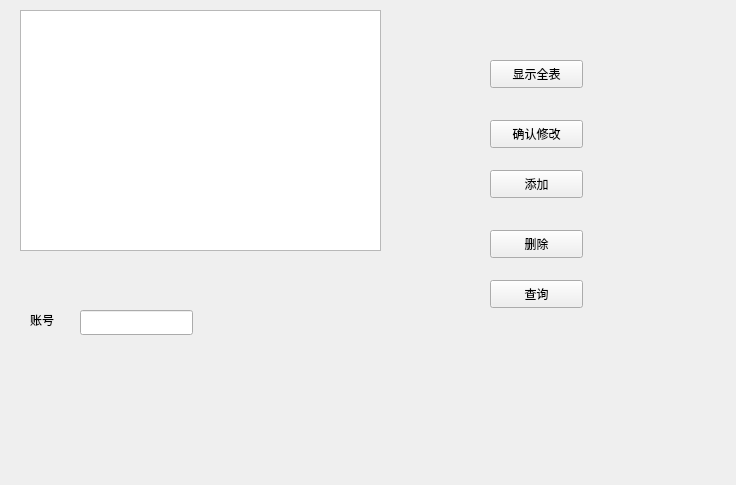
Qt form clientdbview.ui (ZhangFirst1/Orderer) before a commit.
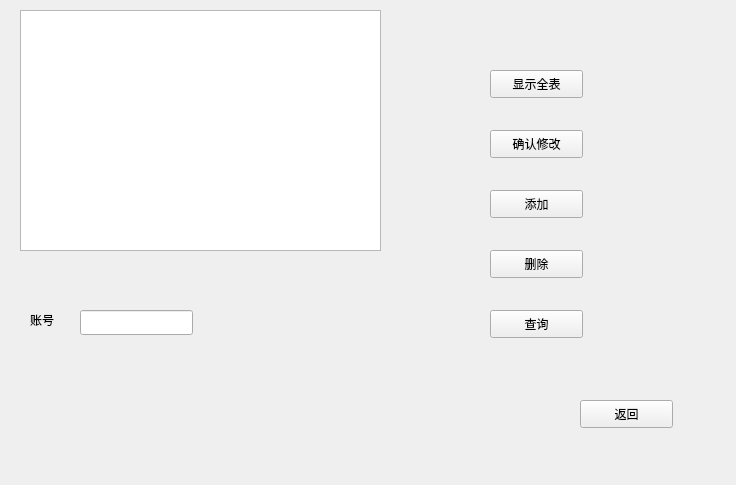
The same form after that commit.

```diff
--- a/clientdbview.ui
+++ b/clientdbview.ui
@@ -63,7 +63,7 @@
    <property name="geometry">
     <rect>
      <x>490</x>
-     <y>60</y>
+     <y>70</y>
      <width>93</width>
      <height>28</height>
     </rect>
@@ -76,7 +76,7 @@
    <property name="geometry">
     <rect>
      <x>490</x>
-     <y>120</y>
+     <y>130</y>
      <width>93</width>
      <height>28</height>
     </rect>
@@ -89,7 +89,7 @@
    <property name="geometry">
     <rect>
      <x>490</x>
-     <y>170</y>
+     <y>190</y>
      <width>93</width>
      <height>28</height>
     </rect>
@@ -102,7 +102,7 @@
    <property name="geometry">
     <rect>
      <x>490</x>
-     <y>230</y>
+     <y>250</y>
      <width>93</width>
      <height>28</height>
     </rect>
@@ -115,7 +115,7 @@
    <property name="geometry">
     <rect>
      <x>490</x>
-     <y>280</y>
+     <y>310</y>
      <width>93</width>
      <height>28</height>
     </rect>
@@ -124,6 +124,19 @@
     <string>查询</string>
    </property>
   </widget>
+  <widget class="QPushButton" name="backButton">
+   <property name="geometry">
+    <rect>
+     <x>580</x>
+     <y>400</y>
+     <width>93</width>
+     <height>28</height>
+    </rect>
+   </property>
+   <property name="text">
+    <string>返回</string>
+   </property>
+  </widget>
  </widget>
  <resources/>
  <connections/>
```
